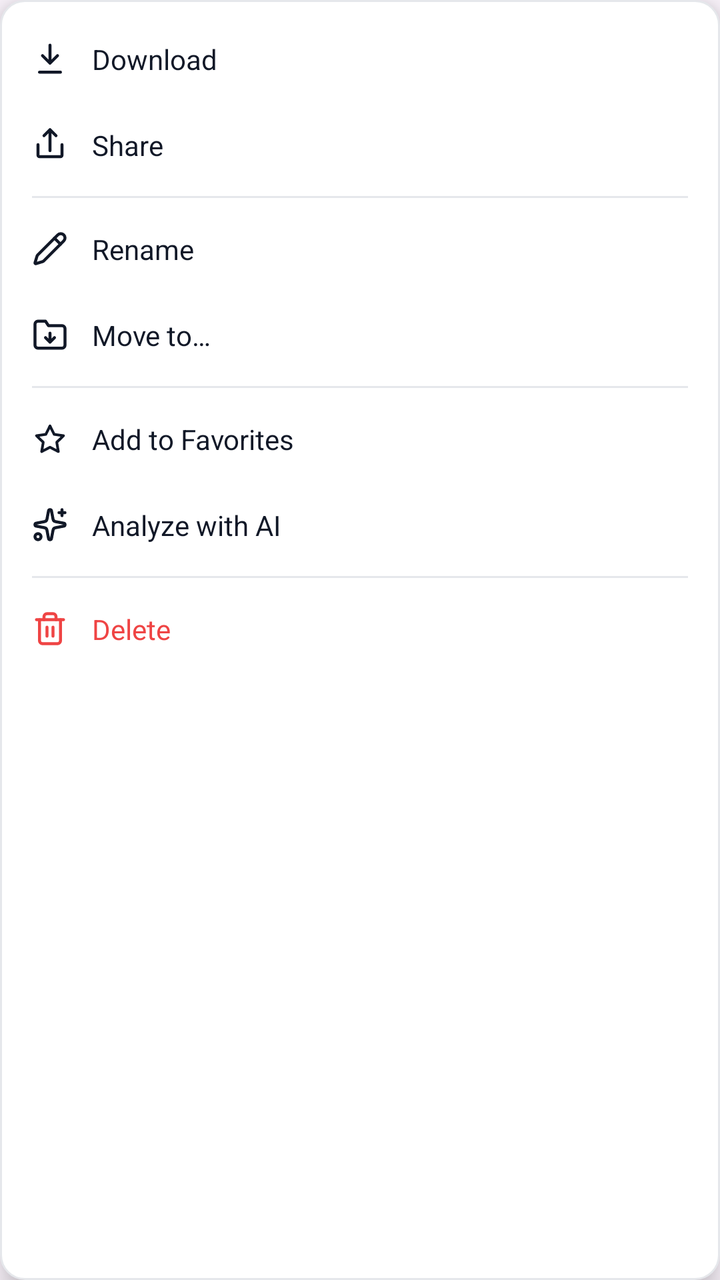
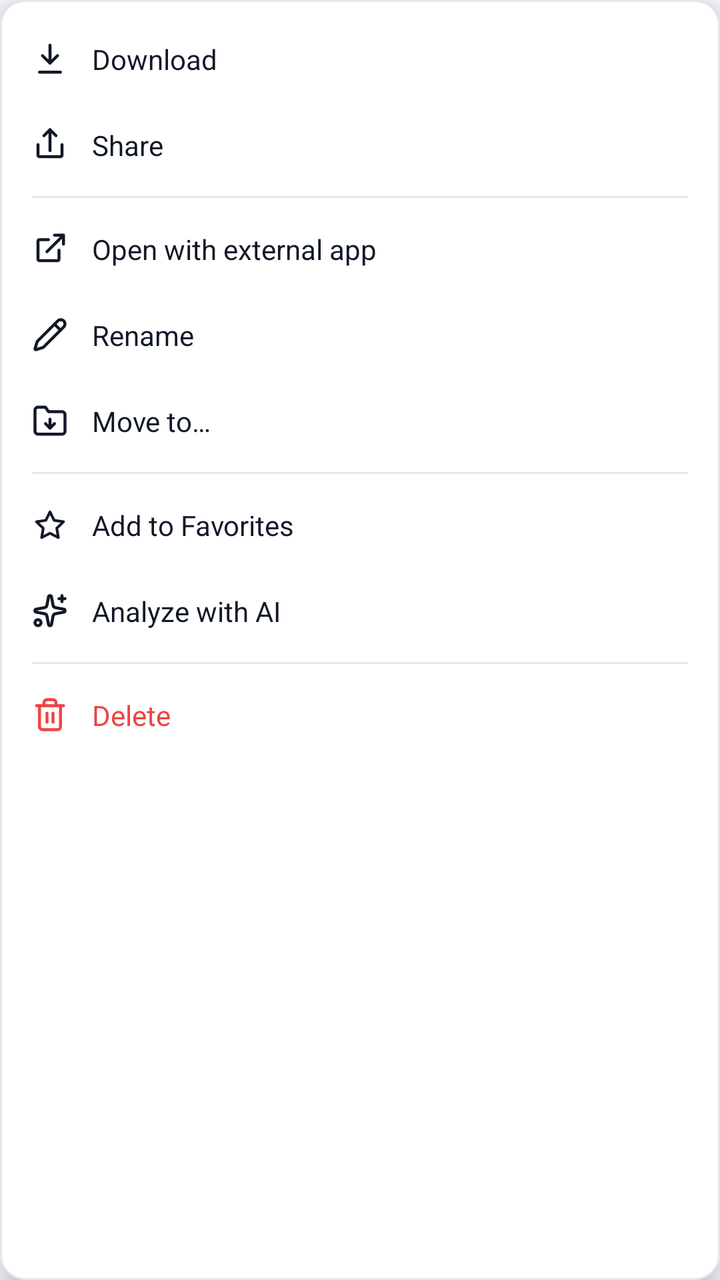

Compare the two renders of this Android layout. The source of the first and the diff that turns it into the second are given below.
<!-- AndroidManifest.xml: application theme Theme.FileManagementApp -->
<!-- res/layout/popup_preview_actions.xml -->
<?xml version="1.0" encoding="utf-8"?>
<LinearLayout xmlns:android="http://schemas.android.com/apk/res/android"
    android:layout_width="220dp"
    android:layout_height="wrap_content"
    android:background="@drawable/popup_bg"
    android:elevation="8dp"
    android:orientation="vertical"
    android:paddingVertical="8dp">

    
    <LinearLayout
        android:id="@+id/menuDownload"
        android:layout_width="match_parent"
        android:layout_height="wrap_content"
        android:background="?attr/selectableItemBackground"
        android:clickable="true"
        android:focusable="true"
        android:gravity="center_vertical"
        android:orientation="horizontal"
        android:paddingHorizontal="16dp"
        android:paddingVertical="12dp">

        <ImageView
            android:layout_width="18dp"
            android:layout_height="18dp"
            android:src="@drawable/download"
            android:tint="@color/explorer_text_primary" />

        <TextView
            android:layout_width="0dp"
            android:layout_height="wrap_content"
            android:layout_marginStart="12dp"
            android:layout_weight="1"
            android:text="@string/preview_action_download"
            android:textColor="@color/explorer_text_primary"
            android:textSize="14sp" />
    </LinearLayout>

    
    <LinearLayout
        android:id="@+id/menuShare"
        android:layout_width="match_parent"
        android:layout_height="wrap_content"
        android:background="?attr/selectableItemBackground"
        android:clickable="true"
        android:focusable="true"
        android:gravity="center_vertical"
        android:orientation="horizontal"
        android:paddingHorizontal="16dp"
        android:paddingVertical="12dp">

        <ImageView
            android:layout_width="18dp"
            android:layout_height="18dp"
            android:src="@drawable/share_2"
            android:tint="@color/explorer_text_primary" />

        <TextView
            android:layout_width="0dp"
            android:layout_height="wrap_content"
            android:layout_marginStart="12dp"
            android:layout_weight="1"
            android:text="@string/preview_action_share"
            android:textColor="@color/explorer_text_primary"
            android:textSize="14sp" />
    </LinearLayout>

    <View
        android:layout_width="match_parent"
        android:layout_height="1dp"
        android:layout_marginHorizontal="16dp"
        android:layout_marginVertical="4dp"
        android:background="@color/explorer_border" />

    
    <LinearLayout
        android:id="@+id/menuRename"
        android:layout_width="match_parent"
        android:layout_height="wrap_content"
        android:background="?attr/selectableItemBackground"
        android:clickable="true"
        android:focusable="true"
        android:gravity="center_vertical"
        android:orientation="horizontal"
        android:paddingHorizontal="16dp"
        android:paddingVertical="12dp">

        <ImageView
            android:layout_width="18dp"
            android:layout_height="18dp"
            android:src="@drawable/pencil"
            android:tint="@color/explorer_text_primary" />

        <TextView
            android:layout_width="0dp"
            android:layout_height="wrap_content"
            android:layout_marginStart="12dp"
            android:layout_weight="1"
            android:text="@string/preview_action_rename"
            android:textColor="@color/explorer_text_primary"
            android:textSize="14sp" />
    </LinearLayout>

    
    <LinearLayout
        android:id="@+id/menuMove"
        android:layout_width="match_parent"
        android:layout_height="wrap_content"
        android:background="?attr/selectableItemBackground"
        android:clickable="true"
        android:focusable="true"
        android:gravity="center_vertical"
        android:orientation="horizontal"
        android:paddingHorizontal="16dp"
        android:paddingVertical="12dp">

        <ImageView
            android:layout_width="18dp"
            android:layout_height="18dp"
            android:src="@drawable/folder_input"
            android:tint="@color/explorer_text_primary" />

        <TextView
            android:layout_width="0dp"
            android:layout_height="wrap_content"
            android:layout_marginStart="12dp"
            android:layout_weight="1"
            android:text="@string/preview_action_move"
            android:textColor="@color/explorer_text_primary"
            android:textSize="14sp" />
    </LinearLayout>

    <View
        android:layout_width="match_parent"
        android:layout_height="1dp"
        android:layout_marginHorizontal="16dp"
        android:layout_marginVertical="4dp"
        android:background="@color/explorer_border" />

    
    <LinearLayout
        android:id="@+id/menuFavorite"
        android:layout_width="match_parent"
        android:layout_height="wrap_content"
        android:background="?attr/selectableItemBackground"
        android:clickable="true"
        android:focusable="true"
        android:gravity="center_vertical"
        android:orientation="horizontal"
        android:paddingHorizontal="16dp"
        android:paddingVertical="12dp">

        <ImageView
            android:layout_width="18dp"
            android:layout_height="18dp"
            android:src="@drawable/star"
            android:tint="@color/explorer_text_primary" />

        <TextView
            android:id="@+id/menuFavoriteLabel"
            android:layout_width="0dp"
            android:layout_height="wrap_content"
            android:layout_marginStart="12dp"
            android:layout_weight="1"
            android:text="@string/preview_action_favorite"
            android:textColor="@color/explorer_text_primary"
            android:textSize="14sp" />
    </LinearLayout>

    
    <LinearLayout
        android:id="@+id/menuAi"
        android:layout_width="match_parent"
        android:layout_height="wrap_content"
        android:background="?attr/selectableItemBackground"
        android:clickable="true"
        android:focusable="true"
        android:gravity="center_vertical"
        android:orientation="horizontal"
        android:paddingHorizontal="16dp"
        android:paddingVertical="12dp">

        <ImageView
            android:layout_width="18dp"
            android:layout_height="18dp"
            android:src="@drawable/sparkles"
            android:tint="@color/explorer_text_primary" />

        <TextView
            android:id="@+id/menuAiLabel"
            android:layout_width="0dp"
            android:layout_height="wrap_content"
            android:layout_marginStart="12dp"
            android:layout_weight="1"
            android:text="@string/preview_action_ai"
            android:textColor="@color/explorer_text_primary"
            android:textSize="14sp" />
    </LinearLayout>

    <View
        android:id="@+id/menuAiDivider"
        android:layout_width="match_parent"
        android:layout_height="1dp"
        android:layout_marginHorizontal="16dp"
        android:layout_marginVertical="4dp"
        android:background="@color/explorer_border" />

    
    <LinearLayout
        android:id="@+id/menuDelete"
        android:layout_width="match_parent"
        android:layout_height="wrap_content"
        android:background="?attr/selectableItemBackground"
        android:clickable="true"
        android:focusable="true"
        android:gravity="center_vertical"
        android:orientation="horizontal"
        android:paddingHorizontal="16dp"
        android:paddingVertical="12dp">

        <ImageView
            android:layout_width="18dp"
            android:layout_height="18dp"
            android:src="@drawable/trash_2"
            android:tint="@color/red_500" />

        <TextView
            android:layout_width="0dp"
            android:layout_height="wrap_content"
            android:layout_marginStart="12dp"
            android:layout_weight="1"
            android:text="@string/preview_action_delete"
            android:textColor="@color/red_500"
            android:textSize="14sp" />
    </LinearLayout>

</LinearLayout>
<!-- resources referenced by this layout -->
<resources>
  <color name="explorer_border">#FFE5E7EB</color>
  <color name="explorer_text_primary">#FF111827</color>
  <color name="red_500">#EF4444</color>
  <!-- drawable download (drawable) -->
  <?xml version="1.0" encoding="utf-8"?>
  <vector xmlns:android="http://schemas.android.com/apk/res/android"
      android:width="24dp"
      android:height="24dp"
      android:viewportWidth="24"
      android:viewportHeight="24">
      <path
          android:fillColor="#00000000"
          android:pathData="M12,3v12M7,10l5,5 5,-5M5,21h14"
          android:strokeColor="#FFFFFFFF"
          android:strokeLineCap="round"
          android:strokeLineJoin="round"
          android:strokeWidth="2" />
  </vector>
  <!-- drawable popup_bg (drawable) -->
  <?xml version="1.0" encoding="utf-8"?>
  <shape xmlns:android="http://schemas.android.com/apk/res/android"
      android:shape="rectangle">
      <solid android:color="@color/explorer_bg" />
      <corners android:radius="12dp" />
      <stroke android:width="1dp" android:color="@color/explorer_border" />
  </shape>
  <!-- drawable share_2 (drawable) -->
  <?xml version="1.0" encoding="utf-8"?>
  <vector xmlns:android="http://schemas.android.com/apk/res/android"
      android:width="24dp"
      android:height="24dp"
      android:viewportWidth="24"
      android:viewportHeight="24">
      <path android:fillColor="#00000000" android:pathData="M4,12v7a1,1 0,0 0,1 1h14a1,1 0,0 0,1 -1v-7" android:strokeColor="#FFFFFFFF" android:strokeLineCap="round" android:strokeLineJoin="round" android:strokeWidth="2"/>
      <path android:fillColor="#00000000" android:pathData="M16,6l-4,-4 -4,4M12,2v14" android:strokeColor="#FFFFFFFF" android:strokeLineCap="round" android:strokeLineJoin="round" android:strokeWidth="2"/>
  </vector>
  <!-- drawable star (drawable) -->
  <?xml version="1.0" encoding="utf-8"?>
  <vector xmlns:android="http://schemas.android.com/apk/res/android"
      android:width="24dp"
      android:height="24dp"
      android:viewportWidth="24"
      android:viewportHeight="24">
      <path
          android:fillColor="#00000000"
          android:pathData="m12,3.5 2.78,5.63 6.22,0.9 -4.5,4.38 1.06,6.19L12,17.72 6.44,20.6 7.5,14.41 3,10.03l6.22,-0.9L12,3.5z"
          android:strokeColor="#FFFFFFFF"
          android:strokeLineCap="round"
          android:strokeLineJoin="round"
          android:strokeWidth="1.8" />
  </vector>
  <string name="preview_action_ai">Analyze with AI</string>
  <string name="preview_action_delete">Delete</string>
  <string name="preview_action_download">Download</string>
  <string name="preview_action_favorite">Add to Favorites</string>
  <string name="preview_action_move">Move to…</string>
  <string name="preview_action_rename">Rename</string>
  <string name="preview_action_share">Share</string>
  <style name="Theme.FileManagementApp" parent="Base.Theme.FileManagementApp" />
  <color name="explorer_bg">#FFFFFFFF</color>
  <style name="Base.Theme.FileManagementApp" parent="Theme.Material3.DayNight.NoActionBar">
          
          
      </style>
  <!-- unchanged entries left out for length: 4 -->
</resources>

<!-- the commit's change to res/layout/popup_preview_actions.xml (unified diff, before → after) -->
@@ -74,6 +74,35 @@
 
     
     <LinearLayout
+        android:id="@+id/menuOpenExternally"
+        android:layout_width="match_parent"
+        android:layout_height="wrap_content"
+        android:background="?attr/selectableItemBackground"
+        android:clickable="true"
+        android:focusable="true"
+        android:gravity="center_vertical"
+        android:orientation="horizontal"
+        android:paddingHorizontal="16dp"
+        android:paddingVertical="12dp">
+
+        <ImageView
+            android:layout_width="18dp"
+            android:layout_height="18dp"
+            android:src="@drawable/external_link"
+            android:tint="@color/explorer_text_primary" />
+
+        <TextView
+            android:layout_width="0dp"
+            android:layout_height="wrap_content"
+            android:layout_marginStart="12dp"
+            android:layout_weight="1"
+            android:text="@string/preview_open_externally"
+            android:textColor="@color/explorer_text_primary"
+            android:textSize="14sp" />
+    </LinearLayout>
+
+    
+    <LinearLayout
         android:id="@+id/menuRename"
         android:layout_width="match_parent"
         android:layout_height="wrap_content"
<!-- resource entries referenced after the edit -->
@@ -17,6 +17,16 @@
           android:strokeLineCap="round"
           android:strokeLineJoin="round"
           android:strokeWidth="2" />
+  </vector>
+  <!-- drawable external_link (drawable) -->
+  <?xml version="1.0" encoding="utf-8"?>
+  <vector xmlns:android="http://schemas.android.com/apk/res/android"
+      android:width="24dp"
+      android:height="24dp"
+      android:viewportWidth="24"
+      android:viewportHeight="24">
+      <path android:fillColor="#00000000" android:pathData="M18,13v6a1,1 0,0 1,-1 1H5a1,1 0,0 1,-1 -1V7a1,1 0,0 1,1 -1h6" android:strokeColor="#FFFFFFFF" android:strokeLineCap="round" android:strokeLineJoin="round" android:strokeWidth="2"/>
+      <path android:fillColor="#00000000" android:pathData="M15,3h6v6M10,14 21,3" android:strokeColor="#FFFFFFFF" android:strokeLineCap="round" android:strokeLineJoin="round" android:strokeWidth="2"/>
   </vector>
   <!-- drawable popup_bg (drawable) -->
   <?xml version="1.0" encoding="utf-8"?>
@@ -58,6 +68,7 @@
   <string name="preview_action_move">Move to…</string>
   <string name="preview_action_rename">Rename</string>
   <string name="preview_action_share">Share</string>
+  <string name="preview_open_externally">Open with external app</string>
   <style name="Theme.FileManagementApp" parent="Base.Theme.FileManagementApp" />
   <color name="explorer_bg">#FFFFFFFF</color>
   <style name="Base.Theme.FileManagementApp" parent="Theme.Material3.DayNight.NoActionBar">
